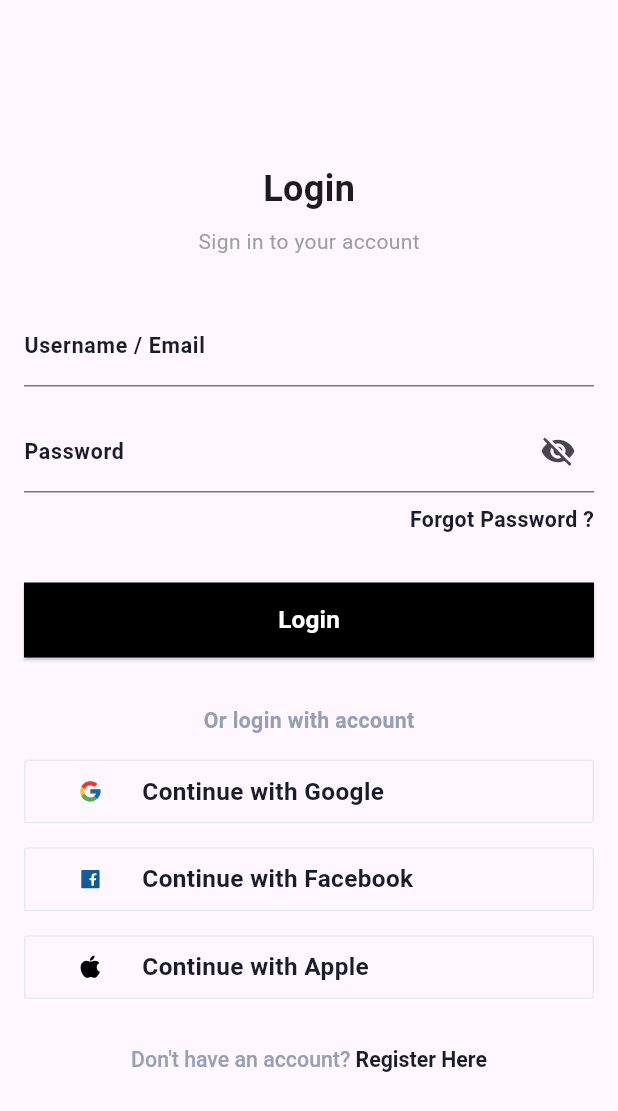
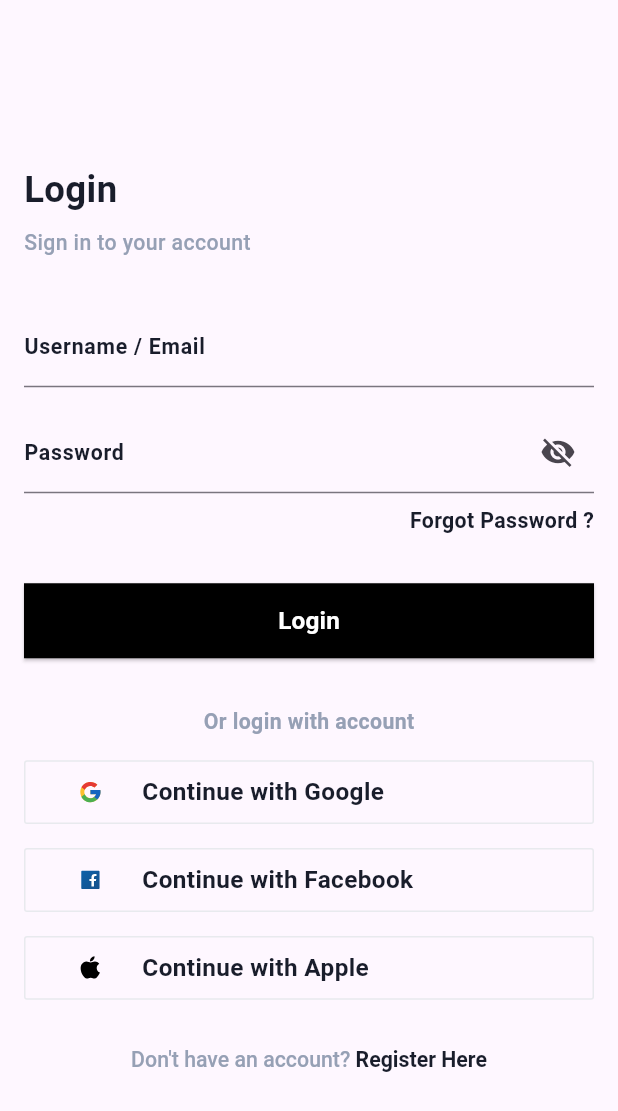
Before and after one commit to Mohamedimbaby/Calendar-ui-task, a Flutter app: the screen it shows after launch, on a phone screen of 412 x 824 dp. Shown: the top 1111 px of the screen. Run offline on Flutter 3.47's test engine with Material 3 defaults, Android fonts, the phone set to English and light mode, and no system bars; our stand-ins replace flutter_screenutil, flutter_svg.

Commit message:
text style enhancing

```diff
--- a/lib/core/ui-component/text-styles/app_text_styles.dart
+++ b/lib/core/ui-component/text-styles/app_text_styles.dart
@@ -8,6 +8,11 @@ class AppTextStyles {
   static  TextStyle boldType16 = TextStyle(
     color:AppColors.natural900,
       fontSize: AppSizes.size_16.sp,
+    fontWeight: FontWeight.w700
+  );
+  static  TextStyle boldType24 = TextStyle(
+    color:AppColors.natural900,
+      fontSize: AppSizes.size_24.sp,
     fontWeight: FontWeight.w700
   );
   static  TextStyle boldType14 = TextStyle(
--- a/lib/features/login/presentation/ui/login_screen.dart
+++ b/lib/features/login/presentation/ui/login_screen.dart
@@ -16,18 +16,20 @@ class LoginPage extends StatelessWidget {
         padding: const EdgeInsets.all(16.0),
         child: Column(
           mainAxisAlignment: MainAxisAlignment.center,
+          crossAxisAlignment: CrossAxisAlignment.start,
           children:  [
-            const Text(
+             Text(
               'Login',
-              style: TextStyle(fontSize: 24, fontWeight: FontWeight.bold),
+              style: AppTextStyles.boldType24,
             ),
             const  SizedBox(height: 8),
-            const Text(
+             Text(
               'Sign in to your account',
-              style: TextStyle(color: Colors.grey),
+              style: AppTextStyles.mediumType14,
             ),
             const  SizedBox(height: 32),
               TextField(
+                cursorColor: AppColors.primary, // Change the cursor color here
                 decoration: InputDecoration(
                 labelText: 'Username / Email',
                 labelStyle: AppTextStyles.semiBoldType14,
@@ -39,6 +41,7 @@ class LoginPage extends StatelessWidget {
             const SizedBox(height: 16),
              TextField(
               obscureText: true,
+               cursorColor: AppColors.primary, // Change the cursor color here
                decoration: InputDecoration(
                 labelText: 'Password',
                 suffixIcon:  const Icon(Icons.visibility_off),
@@ -67,9 +70,14 @@ class LoginPage extends StatelessWidget {
               child:  Text('Login',style: AppTextStyles.boldType16.copyWith(color: AppColors.background),),
             ),
             const SizedBox(height: 32),
+             Row(
+               mainAxisAlignment: MainAxisAlignment.center,
+               children: [
                  Text(
                   'Or login with account',
                   style: AppTextStyles.semiBoldType12
+                             ),
+               ],
              ),
             const SizedBox(height: 16),
             const LoginWithMailComponent(label: 'Google', icon: AppAssets.google,),
@@ -78,6 +86,9 @@ class LoginPage extends StatelessWidget {
             const SizedBox(height: 16),
             const LoginWithMailComponent(label: 'Apple', icon: AppAssets.apple,),
             const SizedBox(height: 32),
+            Row(
+              mainAxisAlignment: MainAxisAlignment.center,
+              children: [
                 RichText(
                   text: TextSpan(
                     text: 'Don\'t have an account? ',
@@ -92,6 +103,8 @@ class LoginPage extends StatelessWidget {
                 ),
               ],
             ),
+          ],
+        ),
       ),
     );
   }
```
Lines whose indentation alone changed are shown as unchanged.
